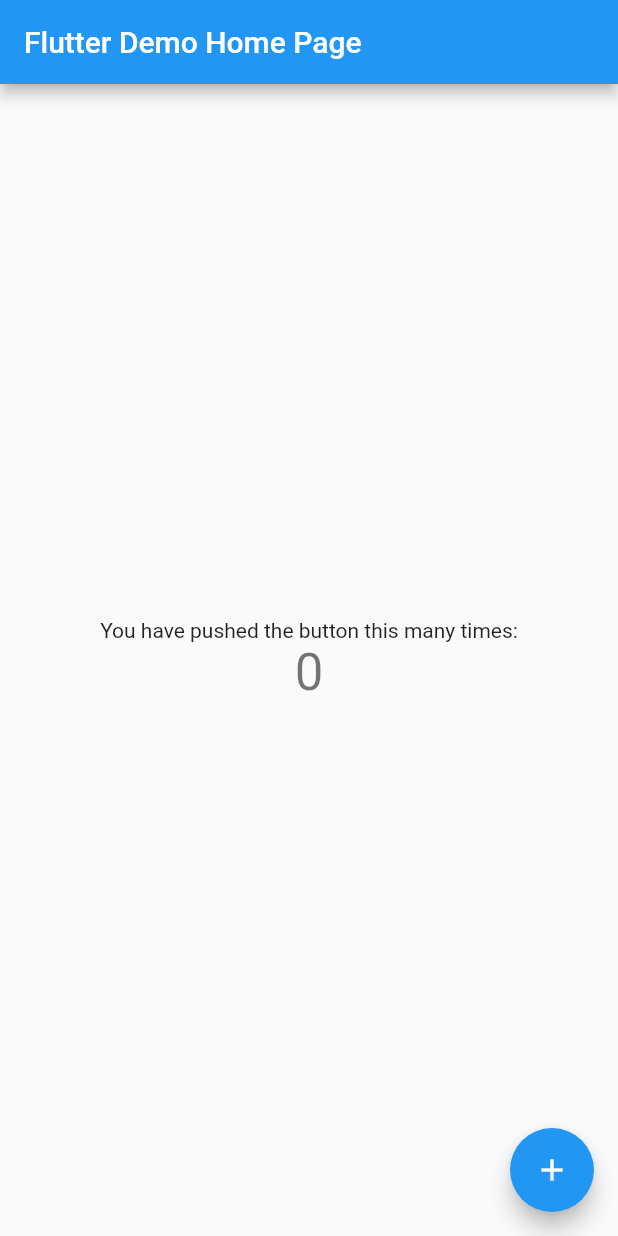
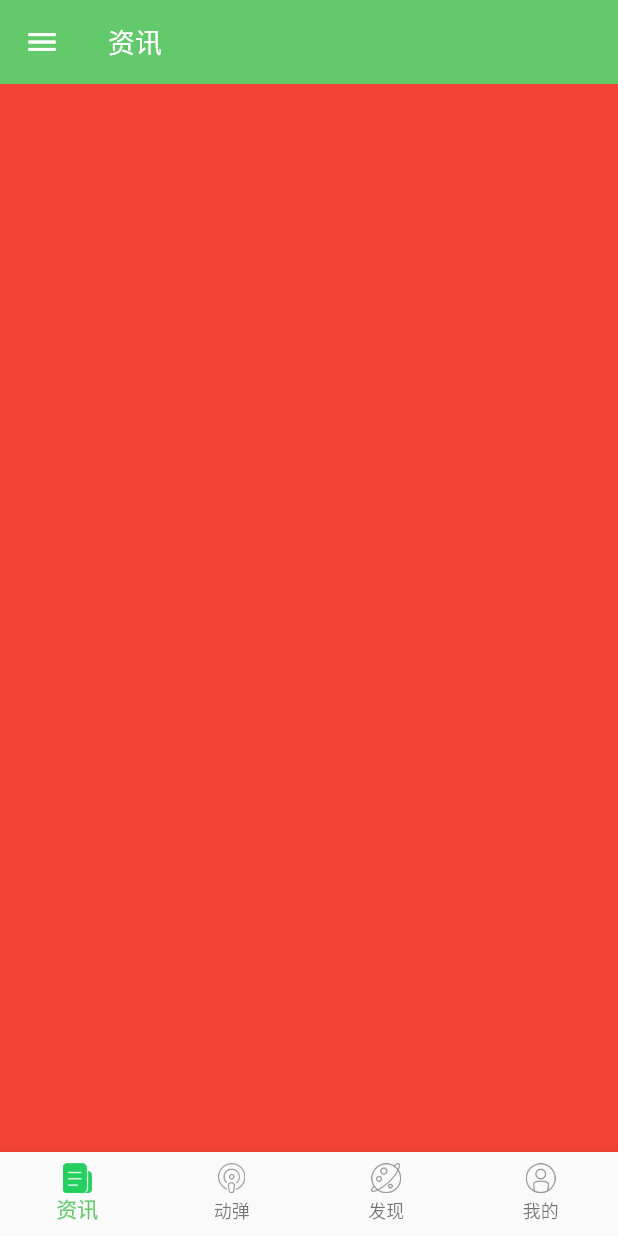
Before and after one commit to ankouyang/flutter_os_china, a Flutter app: the screen it shows after launch, on a phone screen of 412 x 824 dp. Run offline on Flutter 3.47's test engine with Material 2 defaults, Android fonts, the phone set to English and light mode, and no system bars.

Commit message:
feat: 首页静态基础widget搭建

```diff
--- /dev/null
+++ b/lib/constants/constants.dart
@@ -0,0 +1,25 @@
+// 定义一系列常量抽象类
+import 'package:flutter/material.dart';
+
+abstract class AppColor{
+  //应用主题色
+  static const int _primaryColorValue  = 0xff63ca6c;
+  static const Color primaryColor = Color(_primaryColorValue);
+  static const MaterialColor primarySwatchColor = MaterialColor(
+    _primaryColorValue,
+    <int, Color>{
+      50: Color(0xFFD1E3F6),
+      100: Color(0xFFA7C9ED),
+      200: Color(0xFF7EB0E4),
+      300: Color(0xFF5999DB),
+      400: Color(0xFF3683D2),
+      500: Color(_primaryColorValue),
+      600: Color(0xFF1258A1),
+      700: Color(0xFF0d4279),
+      800: Color(0xFF092C50),
+      900: Color(0xFF041628),
+    },
+  );
+
+  //
+}
--- a/lib/main.dart
+++ b/lib/main.dart
@@ -1,115 +1,33 @@
 import 'package:flutter/material.dart';
-
-void main() {
-  runApp(const MyApp());
-}
+import 'package:flutter_os_china/constants/constants.dart' show AppColor;
+import 'package:flutter_os_china/pages/home_page.dart';
+import 'package:flutter_os_china/pages/my_page.dart';
+void main() =>runApp(const MyApp());
 
 class MyApp extends StatelessWidget {
   const MyApp({Key? key}) : super(key: key);
 
-  // This widget is the root of your application.
   @override
   Widget build(BuildContext context) {
+    // flutter团队开始慢慢移除ThemeData.primaryColor属性对所有组件的影响，
+    // 取而代之的是基于ColorScheme的Color
+    // 因为有的组件的默认颜色使用的是 primaryColor，有的用的是primarySwatch，所以必须同时设置
     return MaterialApp(
-      title: 'Flutter Demo',
-      theme: ThemeData(
-        // This is the theme of your application.
-        //
-        // Try running your application with "flutter run". You'll see the
-        // application has a blue toolbar. Then, without quitting the app, try
-        // changing the primarySwatch below to Colors.green and then invoke
-        // "hot reload" (press "r" in the console where you ran "flutter run",
-        // or simply save your changes to "hot reload" in a Flutter IDE).
-        // Notice that the counter didn't reset back to zero; the application
-        // is not restarted.
-        primarySwatch: Colors.blue,
-      ),
-      home: const MyHomePage(title: 'Flutter Demo Home Page'),
+        debugShowCheckedModeBanner: false,//去除右上角debug标签
+        title: '开源中国',
+        theme: ThemeData(
+            primaryColor: AppColor.primaryColor ,
+            colorScheme: const ColorScheme.light().copyWith(primary: AppColor.primaryColor),
+            primarySwatch: AppColor.primarySwatchColor,
+            buttonTheme: const ButtonThemeData(
+              buttonColor: AppColor.primaryColor,
+              textTheme: ButtonTextTheme.normal
+            )
+        ),
+        routes: {
+          '/my': (BuildContext context) => const MyPage()
+        },
+        home: HomePage()
     );
   }
 }
-
-class MyHomePage extends StatefulWidget {
-  const MyHomePage({Key? key, required this.title}) : super(key: key);
-
-  // This widget is the home page of your application. It is stateful, meaning
-  // that it has a State object (defined below) that contains fields that affect
-  // how it looks.
-
-  // This class is the configuration for the state. It holds the values (in this
-  // case the title) provided by the parent (in this case the App widget) and
-  // used by the build method of the State. Fields in a Widget subclass are
-  // always marked "final".
-
-  final String title;
-
-  @override
-  State<MyHomePage> createState() => _MyHomePageState();
-}
-
-class _MyHomePageState extends State<MyHomePage> {
-  int _counter = 0;
-
-  void _incrementCounter() {
-    setState(() {
-      // This call to setState tells the Flutter framework that something has
-      // changed in this State, which causes it to rerun the build method below
-      // so that the display can reflect the updated values. If we changed
-      // _counter without calling setState(), then the build method would not be
-      // called again, and so nothing would appear to happen.
-      _counter++;
-    });
-  }
-
-  @override
-  Widget build(BuildContext context) {
-    // This method is rerun every time setState is called, for instance as done
-    // by the _incrementCounter method above.
-    //
-    // The Flutter framework has been optimized to make rerunning build methods
-    // fast, so that you can just rebuild anything that needs updating rather
-    // than having to individually change instances of widgets.
-    return Scaffold(
-      appBar: AppBar(
-        // Here we take the value from the MyHomePage object that was created by
-        // the App.build method, and use it to set our appbar title.
-        title: Text(widget.title),
-      ),
-      body: Center(
-        // Center is a layout widget. It takes a single child and positions it
-        // in the middle of the parent.
-        child: Column(
-          // Column is also a layout widget. It takes a list of children and
-          // arranges them vertically. By default, it sizes itself to fit its
-          // children horizontally, and tries to be as tall as its parent.
-          //
-          // Invoke "debug painting" (press "p" in the console, choose the
-          // "Toggle Debug Paint" action from the Flutter Inspector in Android
-          // Studio, or the "Toggle Debug Paint" command in Visual Studio Code)
-          // to see the wireframe for each widget.
-          //
-          // Column has various properties to control how it sizes itself and
-          // how it positions its children. Here we use mainAxisAlignment to
-          // center the children vertically; the main axis here is the vertical
-          // axis because Columns are vertical (the cross axis would be
-          // horizontal).
-          mainAxisAlignment: MainAxisAlignment.center,
-          children: <Widget>[
-            const Text(
-              'You have pushed the button this many times:',
-            ),
-            Text(
-              '$_counter',
-              style: Theme.of(context).textTheme.headline4,
-            ),
-          ],
-        ),
-      ),
-      floatingActionButton: FloatingActionButton(
-        onPressed: _incrementCounter,
-        tooltip: 'Increment',
-        child: const Icon(Icons.add),
-      ), // This trailing comma makes auto-formatting nicer for build methods.
-    );
-  }
-}
--- /dev/null
+++ b/lib/pages/home_page.dart
@@ -0,0 +1,87 @@
+
+import 'package:flutter/material.dart';
+import 'package:flutter_os_china/widgets/navigation_icon_view.dart';
+class HomePage extends StatefulWidget {
+  const HomePage({Key? key}) : super(key: key);
+
+  @override
+  State<HomePage> createState() => _HomePageState();
+}
+
+class _HomePageState extends State<HomePage> {
+   // bottomBarTitle
+   final  _appBottomBarTitle = ['资讯','动弹','发现','我的'];
+  // 这里可以定义一个NavigationIconView Widgets类初始化赋值
+   late  List<NavigationIconView> _navigationIconViews;
+   //当前currentIndex
+   int _currentIndex = 0;
+
+   //切换不同的页面
+   late  List<Widget>   _homeWidget;
+
+   //这里需要引入PageView组件，需要先定义一个PageController来操PageView或者监听PageView
+   late PageController  _pageController;
+
+  //在初始化的是时候进行赋值
+  @override
+  void initState() {
+    // TODO: implement initState
+    super.initState();
+    // 初始化navigationIconViews
+    _navigationIconViews = [
+      NavigationIconView(label: '资讯', iconPath: 'assets/images/ic_nav_news_normal.png', activeIconPath: 'assets/images/ic_nav_news_actived.png'),
+      NavigationIconView(label: '动弹', iconPath: 'assets/images/ic_nav_tweet_normal.png', activeIconPath: 'assets/images/ic_nav_tweet_actived.png'),
+      NavigationIconView(label: '发现', iconPath: 'assets/images/ic_nav_discover_normal.png', activeIconPath: 'assets/images/ic_nav_discover_actived.png'),
+      NavigationIconView(label: '我的', iconPath: 'assets/images/ic_nav_my_normal.png', activeIconPath: 'assets/images/ic_nav_my_pressed.png'),
+    ];
+   //初始化首页 Widget
+   _homeWidget =[
+      Container(color: Colors.red),
+      Container(color: Colors.yellow),
+      Container(color: Colors.blue),
+      Container(color: Colors.green),
+   ];
+
+    //创建PageContoller控制器的实例,用来监听控制 pageView
+    _pageController = PageController(initialPage: _currentIndex);
+  }
+
+  @override
+  Widget build(BuildContext context) {
+
+    //SafeArea 适配 刘海等异形屏
+    return Scaffold(
+      appBar: AppBar(
+        elevation: 0.0,//去除阴影
+        title:  Text(_appBottomBarTitle[_currentIndex],style: const TextStyle(fontSize: 18.0)),
+      ),
+      body: PageView.builder(
+        // physics: NeverScrollableScrollPhysics(),//禁止滑动
+        itemBuilder:(BuildContext context, int index) { //使用pageView组件 需要使用 PageView.builder  并返回当前的组件
+          return    _homeWidget.elementAt(index);
+        },
+        itemCount:_homeWidget.length,//PageView的数量
+        //控制器是当前的PageContoller控制器的实例,
+        controller: _pageController,
+          //滑动页面的回调
+        onPageChanged:(index){
+          //二次复制一定需要使用setState
+          setState(() {
+            _currentIndex =index;
+          });
+        }
+      ),
+      //底部Button
+      bottomNavigationBar: BottomNavigationBar(
+          items:_navigationIconViews.map((view) =>view.item).toList() ,//最终需要使用toList方法转化成List
+          type:BottomNavigationBarType.fixed ,//让label文字显示出来
+          onTap: (index){
+            //点击时候也让其滑动到指定的页面
+            _pageController.animateToPage(index, duration: Duration(milliseconds: 1), curve:Curves.ease );
+          },
+          currentIndex: _currentIndex,
+      ),
+      drawer:Drawer(),
+    );
+  }
+}
--- /dev/null
+++ b/lib/pages/my_page.dart
@@ -0,0 +1,15 @@
+import 'package:flutter/material.dart';
+
+class MyPage extends StatefulWidget {
+  const MyPage({Key? key}) : super(key: key);
+
+  @override
+  State<MyPage> createState() => _MyPageState();
+}
+
+class _MyPageState extends State<MyPage> {
+  @override
+  Widget build(BuildContext context) {
+    return Container();
+  }
+}
--- /dev/null
+++ b/lib/widgets/navigation_icon_view.dart
@@ -0,0 +1,22 @@
+import 'package:flutter/material.dart';
+
+class NavigationIconView {
+  //BottomNavigationBar的items 是BottomNavigationBarItem
+  final  BottomNavigationBarItem item;
+  // label
+  final String label;
+  //icon path
+  final String iconPath;
+  // actived icon path
+  final String activeIconPath;
+
+   // NavigationIconView 语法糖 构造器内初始化,一些变量可以初始化列表初始化,例如item
+  NavigationIconView({  required this.label,required this.iconPath,required this.activeIconPath})
+      : item =  BottomNavigationBarItem(
+        label: label,
+        icon: Image.asset(iconPath,width:20.0,height: 20.0),
+        activeIcon: Image.asset(activeIconPath,width:20.0,height: 20.0),
+
+  );
+
+}
```
Also changed, not shown: pubspec.yaml (+10 -3 lines), assets/images/cover_img.jpg (added), assets/images/ic_avatar_default.png (added), assets/images/ic_nav_discover_actived.png (added), assets/images/ic_nav_discover_normal.png (added), assets/images/ic_nav_my_normal.png (added), assets/images/ic_nav_my_pressed.png (added), assets/images/ic_nav_news_actived.png (added), assets/images/ic_nav_news_normal.png (added), assets/images/ic_nav_tweet_actived.png (added), assets/images/ic_nav_tweet_normal.png (added), 1 other file.
